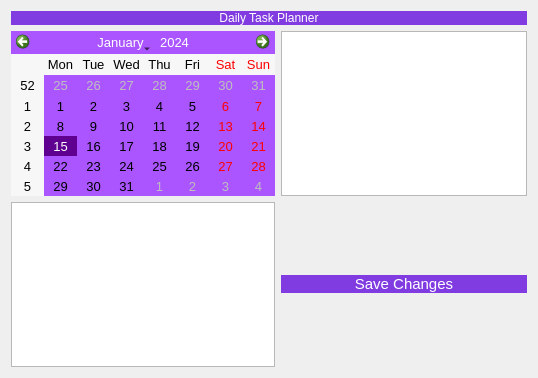
Qt form view/uifiles/kalender.ui (saraalsheikh/GoalDigger) before a commit.
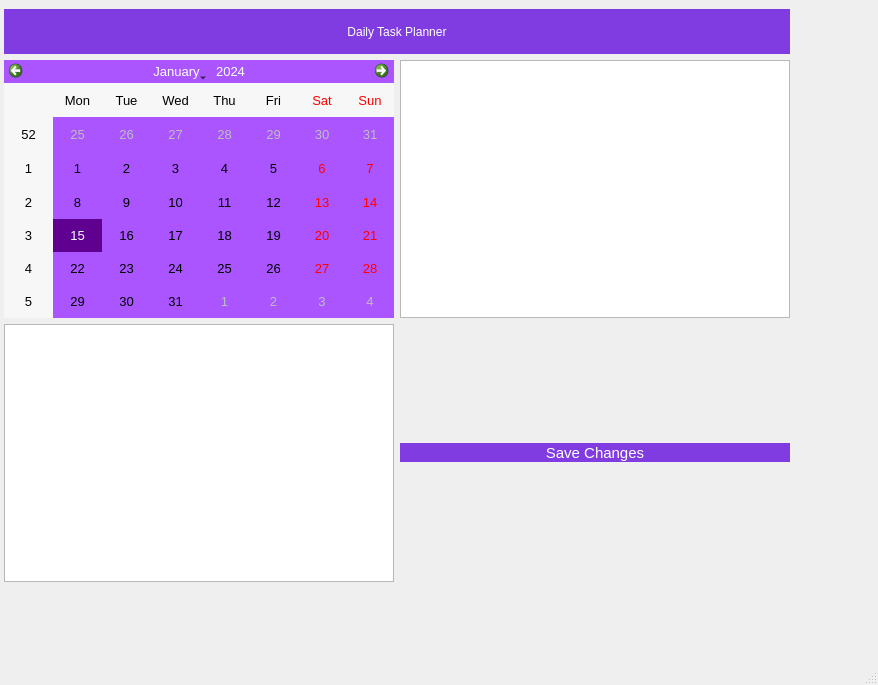
The same form after that commit.

```diff
--- a/view/uifiles/kalender.ui
+++ b/view/uifiles/kalender.ui
@@ -1,37 +1,48 @@
 <?xml version="1.0" encoding="UTF-8"?>
 <ui version="4.0">
- <class>Form</class>
- <widget class="QWidget" name="Form">
+ <class>calender_window</class>
+ <widget class="QMainWindow" name="calender_window">
   <property name="geometry">
    <rect>
     <x>0</x>
     <y>0</y>
-    <width>538</width>
-    <height>378</height>
+    <width>878</width>
+    <height>685</height>
    </rect>
   </property>
   <property name="windowTitle">
    <string>Form</string>
   </property>
-  <layout class="QGridLayout" name="gridLayout">
-   <item row="1" column="0">
-    <widget class="QCalendarWidget" name="dsip_kalender">
+  <widget class="QWidget" name="centralwidget">
+   <widget class="QPushButton" name="btn_savechanges">
+    <property name="geometry">
+     <rect>
+      <x>400</x>
+      <y>443</y>
+      <width>390</width>
+      <height>19</height>
+     </rect>
+    </property>
      <property name="styleSheet">
-      <string notr="true">selection-background-color: rgb(96, 0, 144);
-border-left-color: rgb(170, 85, 255);
-background-color: rgb(170, 85, 255);
-font: 10pt;</string>
-     </property>
-    </widget>
-   </item>
-   <item row="1" column="1">
-    <widget class="QListWidget" name="listWidget"/>
-   </item>
-   <item row="2" column="0">
-    <widget class="QTextEdit" name="textEdit"/>
-   </item>
-   <item row="0" column="0" colspan="2">
+     <string notr="true">border-radius:10px;
+color: white;
+font:11pt;
+background-color: rgb(128, 60, 224);
+</string>
+    </property>
+    <property name="text">
+     <string>Save Changes</string>
+    </property>
+   </widget>
     <widget class="QLabel" name="label">
+    <property name="geometry">
+     <rect>
+      <x>4</x>
+      <y>9</y>
+      <width>786</width>
+      <height>45</height>
+     </rect>
+    </property>
      <property name="styleSheet">
       <string notr="true">
 font: 24pt &quot;Comic Sans MS&quot;;
@@ -45,22 +56,54 @@
       <set>Qt::AlignCenter</set>
      </property>
     </widget>
-   </item>
-   <item row="2" column="1">
-    <widget class="QPushButton" name="btn_savechanges">
+   <widget class="QCalendarWidget" name="dsip_kalender">
+    <property name="geometry">
+     <rect>
+      <x>4</x>
+      <y>60</y>
+      <width>390</width>
+      <height>258</height>
+     </rect>
+    </property>
      <property name="styleSheet">
-      <string notr="true">border-radius:10px;
-color: white;
-font:11pt;
-background-color: rgb(128, 60, 224);
-</string>
-     </property>
-     <property name="text">
-      <string>Save Changes</string>
-     </property>
-    </widget>
-   </item>
-  </layout>
+     <string notr="true">selection-background-color: rgb(96, 0, 144);
+border-left-color: rgb(170, 85, 255);
+background-color: rgb(170, 85, 255);
+font: 10pt;</string>
+    </property>
+   </widget>
+   <widget class="QTextEdit" name="textEdit">
+    <property name="geometry">
+     <rect>
+      <x>4</x>
+      <y>324</y>
+      <width>390</width>
+      <height>258</height>
+     </rect>
+    </property>
+   </widget>
+   <widget class="QListWidget" name="listWidget">
+    <property name="geometry">
+     <rect>
+      <x>400</x>
+      <y>60</y>
+      <width>390</width>
+      <height>258</height>
+     </rect>
+    </property>
+   </widget>
+  </widget>
+  <widget class="QMenuBar" name="menubar">
+   <property name="geometry">
+    <rect>
+     <x>0</x>
+     <y>0</y>
+     <width>878</width>
+     <height>22</height>
+    </rect>
+   </property>
+  </widget>
+  <widget class="QStatusBar" name="statusbar"/>
  </widget>
  <resources/>
  <connections/>
```
Left out of the diff: 2 changed lines with no effect on the pictures. Lines whose indentation alone changed are shown as unchanged.
